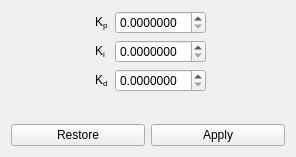
The window that src/util/FormPID.ui (lcnsqr/neblinux) describes before a commit, drawn with Qt 5.
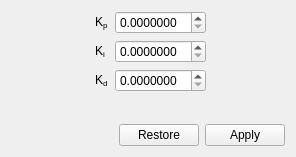
The same window after the commit.

The edit to the form file:
```diff
--- a/src/util/FormPID.ui
+++ b/src/util/FormPID.ui
@@ -125,6 +125,19 @@
    </item>
    <item>
     <layout class="QHBoxLayout" name="actions">
+     <item>
+      <spacer name="horizontalSpacer">
+       <property name="orientation">
+        <enum>Qt::Horizontal</enum>
+       </property>
+       <property name="sizeHint" stdset="0">
+        <size>
+         <width>40</width>
+         <height>20</height>
+        </size>
+       </property>
+      </spacer>
+     </item>
      <item>
       <widget class="QPushButton" name="cPIDrestore">
        <property name="text">
```
